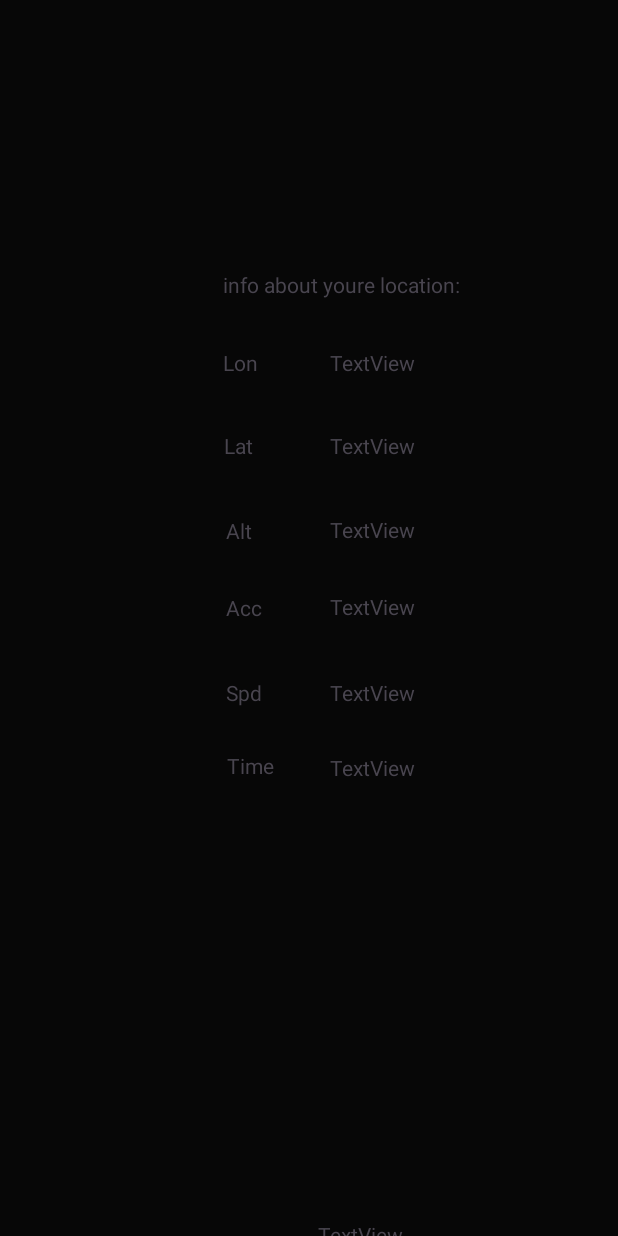
After one commit to YaroslavGmyrya/AndroidApp, an Android app: the layout activity_location.xml on its own in the app's theme, with its tools: preview values and no code run, on a phone screen of 412 x 824 dp. The commit adds this screen. Run offline under Robolectric (Android 15) with nearby library versions, the phone set to English and light mode, and no system bars.

Commit message:
Add locationActivity and output base info about location

```diff
--- a/app/build.gradle.kts
+++ b/app/build.gradle.kts
@@ -41,6 +41,7 @@ dependencies {
     implementation(libs.androidx.appcompat)
     implementation(libs.material)
     implementation(libs.androidx.activity)
+    implementation("com.google.android.gms:play-services-location:21.2.0") // "import" location from google
     implementation(libs.androidx.constraintlayout)
     testImplementation(libs.junit)
     androidTestImplementation(libs.androidx.junit)
--- a/app/src/main/java/com/example/calculator/PlayerActivity.kt
+++ b/app/src/main/java/com/example/calculator/PlayerActivity.kt
@@ -2,16 +2,13 @@ package com.example.calculator
 
 import android.Manifest.permission.READ_EXTERNAL_STORAGE
 import android.annotation.SuppressLint
-import android.graphics.Color
 import android.media.MediaPlayer
 import android.net.Uri
 import android.os.Bundle
 import android.os.Environment
 import android.view.MotionEvent
-import android.view.ViewGroup
 import android.widget.ImageButton
 import android.widget.ImageView
-import android.widget.LinearLayout
 import android.widget.ScrollView
 import android.widget.SeekBar
 import android.widget.TextView
@@ -25,7 +22,6 @@ import java.io.File
 import java.util.Timer
 import java.util.TimerTask
 import kotlin.random.Random
-
 
 class PlayerActivity : AppCompatActivity() {
 
@@ -48,6 +44,7 @@ class PlayerActivity : AppCompatActivity() {
     private lateinit var player: MediaPlayer;
 
     //Seek Bar
+
     private lateinit var seekBar: SeekBar;
 
     //Timer
--- /dev/null
+++ b/app/src/main/res/layout/activity_location.xml
@@ -0,0 +1,150 @@
+<?xml version="1.0" encoding="utf-8"?>
+<androidx.constraintlayout.widget.ConstraintLayout xmlns:android="http://schemas.android.com/apk/res/android"
+    xmlns:app="http://schemas.android.com/apk/res-auto"
+    xmlns:tools="http://schemas.android.com/tools"
+    android:id="@+id/main"
+    android:layout_width="match_parent"
+    android:layout_height="match_parent"
+    android:background="#070707"
+    tools:context=".activities.LocationActivity">
+
+    <TextView
+        android:id="@+id/tv_time"
+        android:layout_width="92dp"
+        android:layout_height="18dp"
+        android:layout_marginTop="32dp"
+        android:layout_marginEnd="100dp"
+        android:text="TextView"
+        app:layout_constraintEnd_toEndOf="parent"
+        app:layout_constraintTop_toBottomOf="@+id/tv_spd" />
+
+    <TextView
+        android:id="@+id/time_label"
+        android:layout_width="wrap_content"
+        android:layout_height="wrap_content"
+        android:layout_marginTop="29dp"
+        android:layout_marginEnd="37dp"
+        android:text="Time"
+        app:layout_constraintEnd_toStartOf="@+id/tv_time"
+        app:layout_constraintTop_toBottomOf="@+id/spd_label2" />
+
+    <TextView
+        android:id="@+id/tv_spd"
+        android:layout_width="92dp"
+        android:layout_height="18dp"
+        android:layout_marginTop="39dp"
+        android:layout_marginEnd="100dp"
+        android:text="TextView"
+        app:layout_constraintEnd_toEndOf="parent"
+        app:layout_constraintTop_toBottomOf="@+id/tv_acc" />
+
+    <TextView
+        android:id="@+id/tv_acc2"
+        android:layout_width="92dp"
+        android:layout_height="18dp"
+        android:layout_marginTop="452dp"
+        android:layout_marginEnd="108dp"
+        android:text="TextView"
+        app:layout_constraintEnd_toEndOf="parent"
+        app:layout_constraintTop_toBottomOf="@+id/tv_alt" />
+
+    <TextView
+        android:id="@+id/spd_label2"
+        android:layout_width="wrap_content"
+        android:layout_height="wrap_content"
+        android:layout_marginTop="37dp"
+        android:layout_marginEnd="45dp"
+        android:text="Spd"
+        app:layout_constraintEnd_toStartOf="@+id/tv_spd"
+        app:layout_constraintTop_toBottomOf="@+id/acc_label" />
+
+    <TextView
+        android:id="@+id/tv_acc"
+        android:layout_width="92dp"
+        android:layout_height="18dp"
+        android:layout_marginTop="33dp"
+        android:layout_marginEnd="100dp"
+        android:text="TextView"
+        app:layout_constraintEnd_toEndOf="parent"
+        app:layout_constraintTop_toBottomOf="@+id/tv_alt" />
+
+    <TextView
+        android:id="@+id/acc_label"
+        android:layout_width="wrap_content"
+        android:layout_height="wrap_content"
+        android:layout_marginTop="32dp"
+        android:layout_marginEnd="45dp"
+        android:text="Acc"
+        app:layout_constraintEnd_toStartOf="@+id/tv_acc"
+        app:layout_constraintTop_toBottomOf="@+id/alt_label" />
+
+    <TextView
+        android:id="@+id/alt_label"
+        android:layout_width="wrap_content"
+        android:layout_height="wrap_content"
+        android:layout_marginTop="37dp"
+        android:layout_marginEnd="52dp"
+        android:text="Alt"
+        app:layout_constraintEnd_toStartOf="@+id/tv_alt"
+        app:layout_constraintTop_toBottomOf="@+id/Lat_label" />
+
+    <TextView
+        android:id="@+id/tv_alt"
+        android:layout_width="92dp"
+        android:layout_height="18dp"
+        android:layout_marginTop="92dp"
+        android:layout_marginEnd="100dp"
+        android:text="TextView"
+        app:layout_constraintEnd_toEndOf="parent"
+        app:layout_constraintTop_toBottomOf="@+id/tv_lon" />
+
+    <TextView
+        android:id="@+id/Lon_label"
+        android:layout_width="wrap_content"
+        android:layout_height="wrap_content"
+        android:layout_marginTop="28dp"
+        android:layout_marginEnd="48dp"
+        android:text="Lon"
+        app:layout_constraintEnd_toStartOf="@+id/tv_lon"
+        app:layout_constraintTop_toBottomOf="@+id/textView2" />
+
+    <TextView
+        android:id="@+id/textView2"
+        android:layout_width="163dp"
+        android:layout_height="24dp"
+        android:layout_marginTop="180dp"
+        android:layout_marginEnd="100dp"
+        android:text="info about youre location:"
+        app:layout_constraintEnd_toEndOf="parent"
+        app:layout_constraintTop_toTopOf="parent" />
+
+    <TextView
+        android:id="@+id/tv_lon"
+        android:layout_width="92dp"
+        android:layout_height="19dp"
+        android:layout_marginTop="28dp"
+        android:layout_marginEnd="100dp"
+        android:text="TextView"
+        app:layout_constraintEnd_toEndOf="parent"
+        app:layout_constraintTop_toBottomOf="@+id/textView2" />
+
+    <TextView
+        android:id="@+id/tv_lat"
+        android:layout_width="92dp"
+        android:layout_height="18dp"
+        android:layout_marginTop="36dp"
+        android:layout_marginEnd="100dp"
+        android:text="TextView"
+        app:layout_constraintEnd_toEndOf="parent"
+        app:layout_constraintTop_toBottomOf="@+id/tv_lon" />
+
+    <TextView
+        android:id="@+id/Lat_label"
+        android:layout_width="wrap_content"
+        android:layout_height="wrap_content"
+        android:layout_marginTop="36dp"
+        android:layout_marginEnd="51dp"
+        android:text="Lat"
+        app:layout_constraintEnd_toStartOf="@+id/tv_lat"
+        app:layout_constraintTop_toBottomOf="@+id/Lon_label" />
+</androidx.constraintlayout.widget.ConstraintLayout>
```
Also changed, not shown: app/src/main/AndroidManifest.xml (+13 -3 lines), app/src/main/java/com/example/calculator/LocationActivity.kt (added, +164 -0 lines), app/src/main/java/com/example/calculator/MainActivity.kt (+23 -2 lines), app/src/main/res/layout/activity_main.xml (+10 -0 lines), app/src/main/res/drawable/location.png (added).
